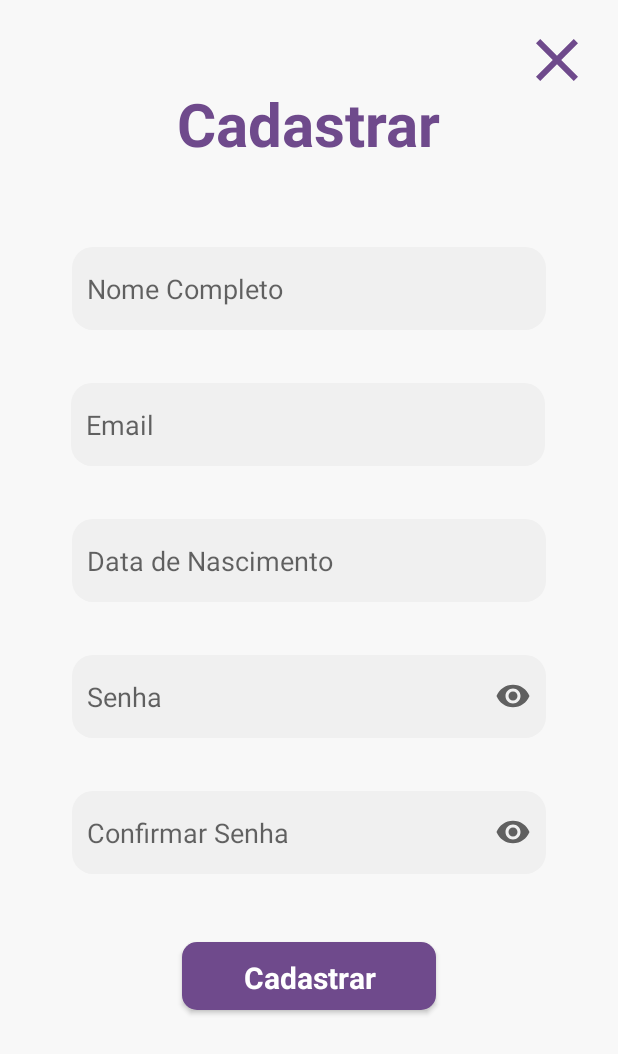
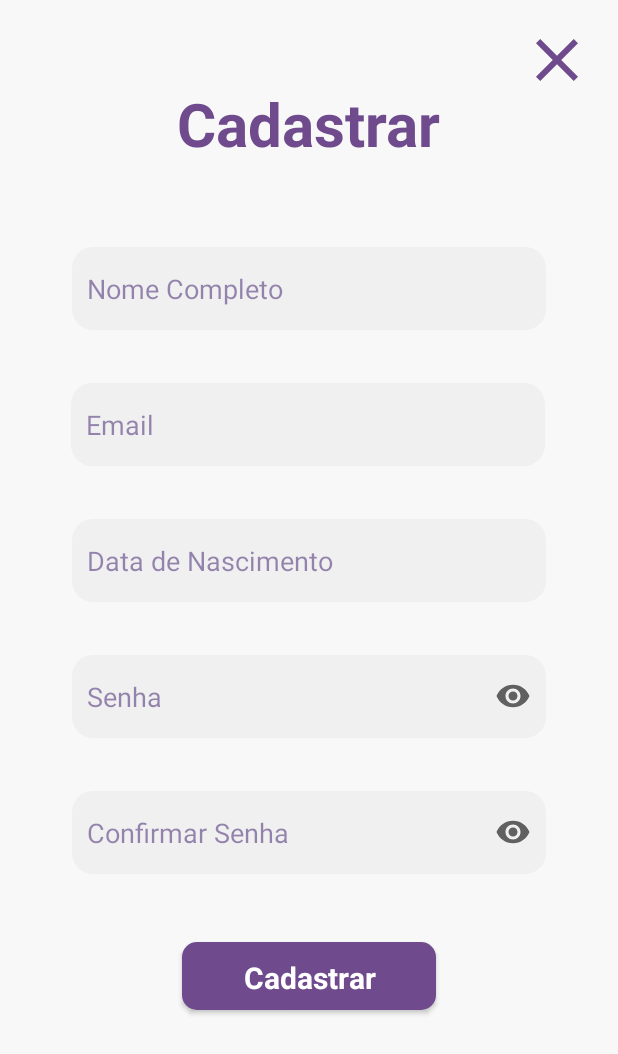
Before and after one commit to VanessaMartinsG/ShopMap, an Android app: the FormCadastro screen opened directly, with no data from a screen before it, on a phone screen of 412 x 824 dp. Shown: the top 1054 px of the screen. Run offline under Robolectric (Android 15) with nearby library versions, the phone set to English and light mode, and no system bars.

Commit message:
Add files via upload

```diff
--- a/prototipo_shop/app/src/main/res/layout/activity_form_cadastro.xml
+++ b/prototipo_shop/app/src/main/res/layout/activity_form_cadastro.xml
@@ -40,60 +40,60 @@
     <EditText
         android:id="@+id/nomeCompleto"
         style="@style/campo_text"
+        android:layout_marginTop="55dp"
         android:hint="@string/nomeCompleto"
         android:inputType="text"
+        android:textColorHint="#7A2B0B63"
+        app:layout_constraintEnd_toEndOf="parent"
         app:layout_constraintStart_toStartOf="parent"
-        app:layout_constraintEnd_toEndOf="parent"
-        android:layout_marginTop="55dp"
-        app:layout_constraintTop_toBottomOf="@+id/titleCadastro"
-        />
+        app:layout_constraintTop_toBottomOf="@+id/titleCadastro" />
 
     <EditText
         android:id="@+id/nomeEmail"
         style="@style/campo_text"
+        android:layout_marginTop="35dp"
         android:hint="@string/email"
         android:inputType="textEmailAddress"
+        android:textColorHint="#7A2B0B63"
         app:layout_constraintEnd_toEndOf="parent"
         app:layout_constraintHorizontal_bias="0.494"
         app:layout_constraintStart_toStartOf="parent"
-        tools:layout_editor_absoluteY="260dp"
-        android:layout_marginTop="35dp"
-        app:layout_constraintTop_toBottomOf="@+id/nomeCompleto"/>
+        app:layout_constraintTop_toBottomOf="@+id/nomeCompleto" />
 
     <EditText
         android:id="@+id/dataNascimento"
         style="@style/campo_text"
+        android:layout_marginTop="35dp"
         android:hint="@string/dataNascimento"
         android:inputType="date"
+        android:textColorHint="#7A2B0B63"
+        app:layout_constraintEnd_toEndOf="parent"
         app:layout_constraintStart_toStartOf="parent"
-        app:layout_constraintEnd_toEndOf="parent"
-        android:layout_marginTop="35dp"
-        app:layout_constraintTop_toBottomOf="@+id/nomeEmail"
-        />
+        app:layout_constraintTop_toBottomOf="@+id/nomeEmail" />
 
     <EditText
         android:id="@+id/senha"
         style="@style/campo_text"
+        android:layout_marginTop="35dp"
+        android:drawableRight="@drawable/iceye"
         android:hint="@string/senha"
         android:inputType="textPassword"
-        android:drawableRight="@drawable/iceye"
+        android:textColorHint="#7A2B0B63"
+        app:layout_constraintEnd_toEndOf="parent"
         app:layout_constraintStart_toStartOf="parent"
-        app:layout_constraintEnd_toEndOf="parent"
-        android:layout_marginTop="35dp"
-        app:layout_constraintTop_toBottomOf="@+id/dataNascimento"
-        />
+        app:layout_constraintTop_toBottomOf="@+id/dataNascimento" />
 
     <EditText
         android:id="@+id/senhaConfirmar"
         style="@style/campo_text"
+        android:layout_marginTop="35dp"
+        android:drawableRight="@drawable/iceye"
         android:hint="@string/confirmarSenha"
         android:inputType="textPassword"
-        android:drawableRight="@drawable/iceye"
+        android:textColorHint="#7A2B0B63"
+        app:layout_constraintEnd_toEndOf="parent"
         app:layout_constraintStart_toStartOf="parent"
-        app:layout_constraintEnd_toEndOf="parent"
-        android:layout_marginTop="35dp"
-        app:layout_constraintTop_toBottomOf="@+id/senha"
-        />
+        app:layout_constraintTop_toBottomOf="@+id/senha" />
 
     <androidx.appcompat.widget.AppCompatButton
         style="@style/button"
```
Also changed, not shown: prototipo_shop/app/src/main/res/layout/activity_form_login.xml (+11 -10 lines).
